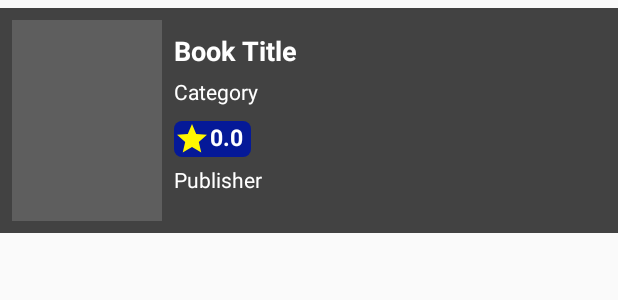
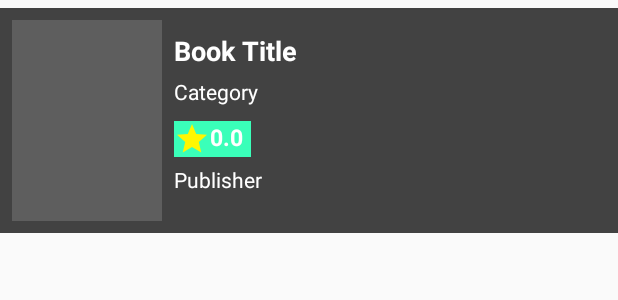
Before and after one commit to Joseph-beep-tech/My-Library2, an Android app: the layout anime_row_item.xml on its own in the app's theme, with its tools: preview values and no code run, on a phone screen of 412 x 824 dp. Shown: the top 300 px of the screen. Run offline under Robolectric (Android 15) with nearby library versions, the phone set to English and light mode, and no system bars; network calls fail.

Commit message:
rating back color

```diff
--- a/app/src/main/res/layout/anime_row_item.xml
+++ b/app/src/main/res/layout/anime_row_item.xml
@@ -47,7 +47,7 @@
             android:id="@+id/rating"
             android:text="0.0"
             android:layout_marginTop="10dp"
-            android:background="@drawable/rating_background"
+            android:background=" #3affb9"
             android:textColor="#fff"
             android:textSize="15sp"
             android:textStyle="bold"
```
Also changed, not shown: 6 other files.
